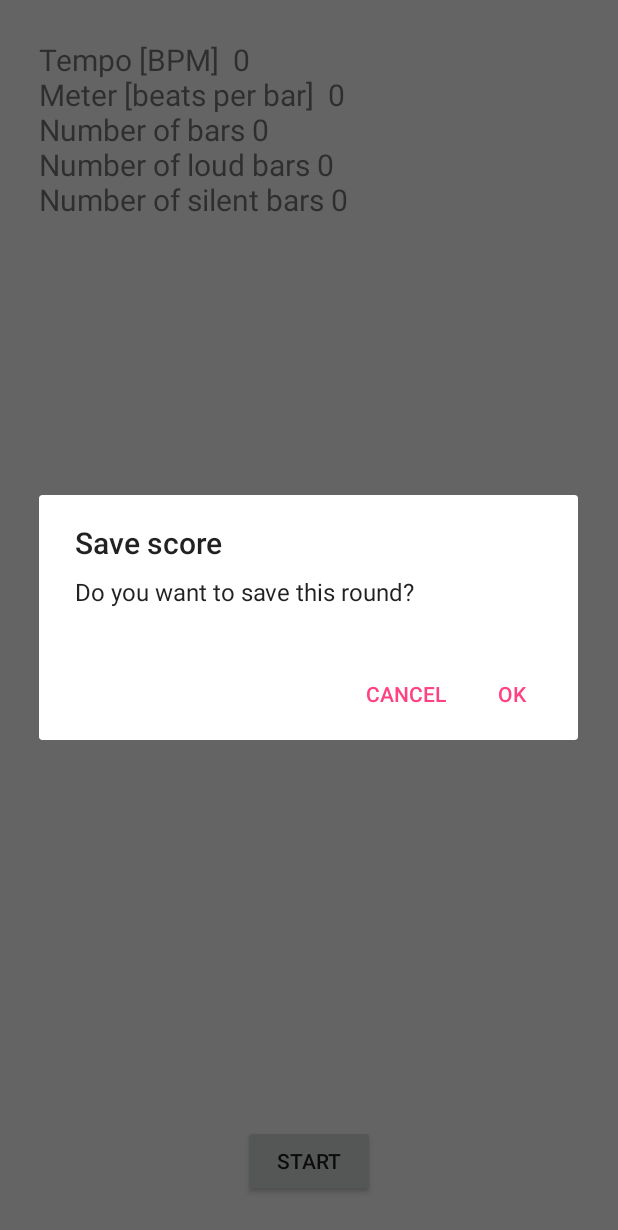
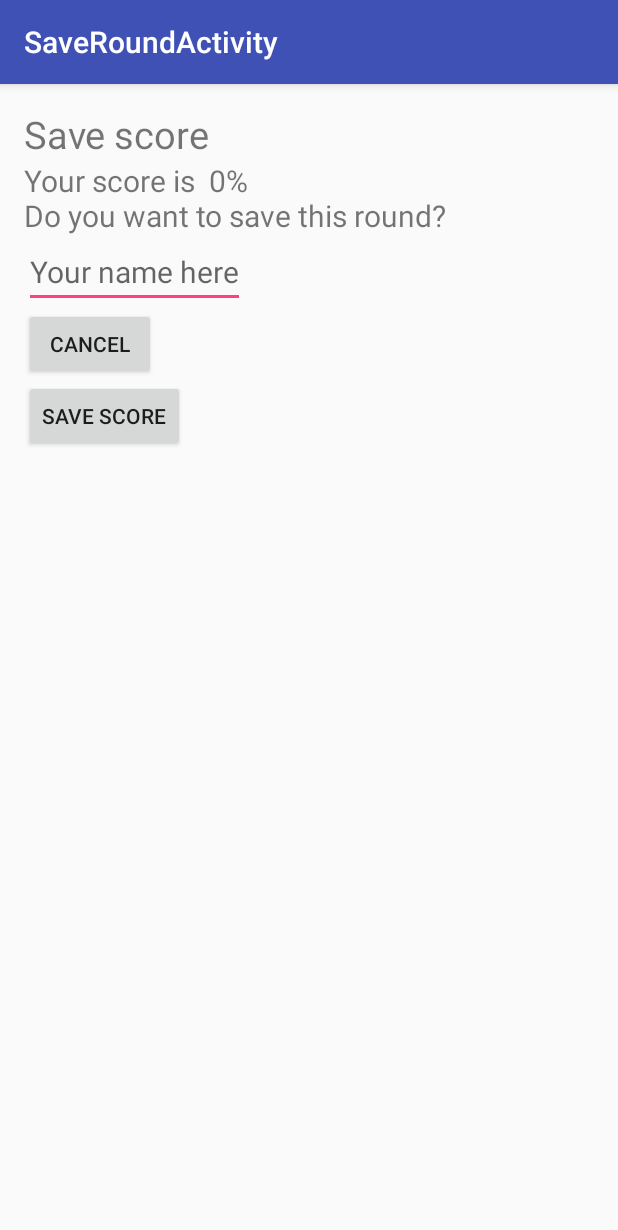
Before and after one commit to IreAlMar/PocketRhythmTrainer, an Android app: the PlayTempoActivity screen opened directly, with no data from a screen before it, after a tap on "STOP", on a phone screen of 412 x 824 dp. Shown: the top 1230 px of the screen. Run offline under Robolectric (Android 15) with nearby library versions, the light colour scheme and no system bars; 8 statements that could not run were skipped; 2 other taps on this screen came first.

Commit message:
Manage DB activity dialog ok

```diff
--- a/app/src/main/AndroidManifest.xml
+++ b/app/src/main/AndroidManifest.xml
@@ -3,6 +3,7 @@
     package="com.irene.pocketrhythmtrainer">
 
     <application
+        android:name=".Trainer"
         android:allowBackup="true"
         android:icon="@mipmap/ic_launcher"
         android:label="@string/app_name"
@@ -24,6 +25,9 @@
         <activity
             android:name=".EndOfExerciseActivity"
             android:label="@string/title_activity_end_of_exercise" />
+        <activity
+            android:name=".SaveRoundActivity"
+            android:label="@string/title_activity_save_round"/>
     </application>
 
 </manifest>
--- a/app/src/main/java/com/irene/pocketrhythmtrainer/PlayTempoActivity.java
+++ b/app/src/main/java/com/irene/pocketrhythmtrainer/PlayTempoActivity.java
@@ -1,9 +1,6 @@
 package com.irene.pocketrhythmtrainer;
 
 import android.app.Activity;
-import android.app.AlertDialog;
-import android.content.Context;
-import android.content.DialogInterface;
 import android.content.Intent;
 import android.media.AudioAttributes;
 import android.media.SoundPool;
@@ -20,7 +17,6 @@ import java.util.TimerTask;
 public class PlayTempoActivity extends Activity implements SoundPool.OnLoadCompleteListener {
     private static final String TAG = PlayTempoActivity.class.getSimpleName();
     private static final String GAME_NAME = "play_tempo";
-    private static Context context;
 
     private Button buttonStart; //starts the exercise
     private SoundPool clickSoundPool; // class that loads the sound clips into a device’s memory
@@ -43,8 +39,6 @@ public class PlayTempoActivity extends Activity implements SoundPool.OnLoadCompl
     protected void onCreate(Bundle savedInstanceState) {
         super.onCreate(savedInstanceState);
         setContentView(R.layout.activity_play_tempo);
-
-        context = getApplicationContext();
 
         TextView textSettings = (TextView) findViewById(R.id.text_tempo);
         Button buttonTap = (Button) findViewById(R.id.buttonTap);
@@ -91,8 +85,7 @@ public class PlayTempoActivity extends Activity implements SoundPool.OnLoadCompl
                     silentClickCounter = -1;
                     buttonStart.setText(R.string.stop);
                     scheduler = new Timer();
-                    //task1 is responsible of the strong beat, it also controls playing and muting the click
-                    TimerTask task1 = new TimerTask() {
+                    TimerTask barsClick = new TimerTask() {
                         int loudCounter = 0; //counts the number of loud bars for each cycle
                         int silentBarsCounter = 1; //counts the number of silent bars for each cycle
 
@@ -100,7 +93,7 @@ public class PlayTempoActivity extends Activity implements SoundPool.OnLoadCompl
                         public void run() {
                             if (durationCounter >= duration) {
                                 stopClick(scheduler);
-                                //Save the score in the database
+                                dbSaveScore(calculateScore());
                                 //TODO Lanzar dialog en la que se pregunta el nombre
                                 //y se guardan los puntos
                             } else {
@@ -121,8 +114,7 @@ public class PlayTempoActivity extends Activity implements SoundPool.OnLoadCompl
                             }
                         }
                     };
-                    //task2 plays is responsible of the weak beat
-                    TimerTask task2 = new TimerTask() {
+                    TimerTask beatClick = new TimerTask() {
                         @Override
                         public void run() {
                             if (play) {
@@ -136,8 +128,8 @@ public class PlayTempoActivity extends Activity implements SoundPool.OnLoadCompl
                     };
                     timeIntervalBetweenBits = 1000 * 60 / tempo;
                     timeIntervalBetweenBars = meter * timeIntervalBetweenBits;
-                    scheduler.scheduleAtFixedRate(task1, 1000, timeIntervalBetweenBars);
-                    scheduler.scheduleAtFixedRate(task2, 1000, timeIntervalBetweenBits);
+                    scheduler.scheduleAtFixedRate(barsClick, 1000, timeIntervalBetweenBars);
+                    scheduler.scheduleAtFixedRate(beatClick, 1000, timeIntervalBetweenBits);
                 } else {
                     stopClick(scheduler);
                     dbSaveScore(calculateScore());
@@ -146,34 +138,16 @@ public class PlayTempoActivity extends Activity implements SoundPool.OnLoadCompl
         });
     }
 
+    /*private void saveScoreDialog(){
+        DialogFragment dialog = new SaveRoundDialogFragment();
+        dialog.show(getSupportFragmentManager(), "saveScore");
+    }*/
+
     private void dbSaveScore(final long score) {
-
-        AlertDialog.Builder dialog = new AlertDialog.Builder(this);
-        final Round round = new Round();
-
-        dialog.setTitle(R.string.save_title);
-        dialog.setMessage(R.string.save);
-
-        dialog.setPositiveButton(android.R.string.ok,
-                new DialogInterface.OnClickListener() {
-                    @Override
-                    public void onClick(DialogInterface dialog, int which) {
-                        round.setId(1);
-                        round.setNameG(GAME_NAME);
-                        round.setScore(score);
-                        round.setNameP("Paco");
-                        round.save(round);
-                    }
-                });
-        dialog.setNegativeButton(android.R.string.cancel,
-                new DialogInterface.OnClickListener() {
-                    @Override
-                    public void onClick(DialogInterface dialog, int which) {
-                        //No hace nada
-                    }
-                });
-        AlertDialog alertDialog = dialog.create();
-        alertDialog.show();
+        Intent intent = new Intent(getApplicationContext(), SaveRoundActivity.class);
+        intent.putExtra(SaveRoundActivity.SCORE, Long.toString(score));
+        intent.putExtra(SaveRoundActivity.GAME, GAME_NAME);
+        startActivity(intent);
     }
 
     @Override
@@ -213,14 +187,6 @@ public class PlayTempoActivity extends Activity implements SoundPool.OnLoadCompl
         editor.apply();
         super.onStop();
     }*/
-
-    //Starts the EndOfExerciseActivity activity.
-    private void endOfExercise(long score) {
-
-        Intent intent = new Intent(getApplicationContext(), EndOfExerciseActivity.class);
-        intent.putExtra("score", Long.toString(score));
-        startActivity(intent);
-    }
 
     //Calculates the length for the arrays containing the time instants
     private int calculateLength() {
@@ -323,4 +289,6 @@ public class PlayTempoActivity extends Activity implements SoundPool.OnLoadCompl
             }
         }
     }
+
+
 }
--- /dev/null
+++ b/app/src/main/java/com/irene/pocketrhythmtrainer/SaveRoundActivity.java
@@ -0,0 +1,59 @@
+package com.irene.pocketrhythmtrainer;
+
+import android.content.Intent;
+import android.os.Bundle;
+import android.support.v7.app.AppCompatActivity;
+import android.util.Log;
+import android.view.View;
+import android.widget.EditText;
+import android.widget.TextView;
+import android.widget.Toast;
+
+public class SaveRoundActivity extends AppCompatActivity {
+    private static final String TAG = SaveRoundActivity.class.getSimpleName();
+    public static final String SCORE = "score";
+    public static final String GAME = "nameG";
+
+    Long score;
+    String game;
+    String player;
+
+    EditText editTextPlayer;
+
+    @Override
+    protected void onCreate(Bundle savedInstanceState) {
+        super.onCreate(savedInstanceState);
+        setContentView(R.layout.activity_save_round);
+        TextView textSave = (TextView) findViewById(R.id.text_save);
+        editTextPlayer = (EditText) findViewById(R.id.player_name);
+
+        score = Long.parseLong(getIntent().getStringExtra(SCORE));
+        game = getIntent().getStringExtra(GAME);
+
+        textSave.setText("Your score is  " + score +"% \n" + getText(R.string.save_message));
+    }
+
+    public void save(View view){
+        Log.d(TAG, "Saving in database");
+
+        player = editTextPlayer.getText().toString();
+
+        if(player.isEmpty()){
+            Toast.makeText(this, getString(R.string.empty_field), Toast.LENGTH_SHORT).show();
+            return;
+        }
+        Round round = new Round(player, game, score);
+        round.save();
+        showEndOfExercise();
+    }
+
+    public void cancel(View view){
+        showEndOfExercise();
+    }
+
+    private void showEndOfExercise(){
+        Intent intent = new Intent(getApplicationContext(), EndOfExerciseActivity.class);
+        startActivity(intent);
+        finish();
+    }
+}
--- /dev/null
+++ b/app/src/main/res/layout/activity_save_round.xml
@@ -0,0 +1,43 @@
+<?xml version="1.0" encoding="utf-8"?>
+<LinearLayout xmlns:android="http://schemas.android.com/apk/res/android"
+    xmlns:tools="http://schemas.android.com/tools"
+    android:orientation="vertical"
+    android:layout_width="match_parent"
+    android:layout_height="match_parent"
+    android:paddingBottom="@dimen/activity_vertical_margin"
+    android:paddingLeft="@dimen/activity_horizontal_margin"
+    android:paddingRight="@dimen/activity_horizontal_margin"
+    android:paddingTop="@dimen/activity_vertical_margin"
+    tools:context="com.irene.pocketrhythmtrainer.SaveRoundActivity">
+
+    <TextView
+        android:layout_width="wrap_content"
+        android:layout_height="wrap_content"
+        android:textSize="@dimen/font_size_title"
+        android:layout_centerHorizontal="true"
+        android:text="@string/save_title"/>
+    <TextView
+        android:layout_width="wrap_content"
+        android:layout_height="wrap_content"
+        android:id="@+id/text_save"
+        android:textSize="@dimen/font_size_element"
+        android:layout_centerHorizontal="true"
+        android:layout_centerVertical="true"/>
+    <EditText
+        android:layout_width="wrap_content"
+        android:layout_height="wrap_content"
+        android:textSize="@dimen/font_size_element"
+        android:id="@+id/player_name"
+        android:hint="Your name here"/>
+    <Button
+        android:layout_width="wrap_content"
+        android:layout_height="wrap_content"
+        android:text="@string/calcel"
+        android:onClick="cancel"/>
+    <Button
+        android:layout_width="wrap_content"
+        android:layout_height="wrap_content"
+        android:text="@string/save_title"
+        android:onClick="save"/>
+
+</LinearLayout>
--- a/app/src/main/res/values/dimens.xml
+++ b/app/src/main/res/values/dimens.xml
@@ -2,8 +2,8 @@
     <!-- Default screen margins, per the Android Design guidelines. -->
     <dimen name="activity_horizontal_margin">16dp</dimen>
     <dimen name="activity_vertical_margin">16dp</dimen>
-    <dimen name="font_size_title">25dp</dimen>
-    <dimen name="font_size_element">20dp</dimen>
+    <dimen name="font_size_title">25sp</dimen>
+    <dimen name="font_size_element">20sp</dimen>
     <dimen name="margin_element">10dp</dimen>
     <dimen name="fab_margin">16dp</dimen>
 </resources>
--- a/app/src/main/res/values/strings.xml
+++ b/app/src/main/res/values/strings.xml
@@ -21,5 +21,8 @@
     <string name="ok">OK</string>
     <string name="press_start">Press start!</string>
     <string name="save_title">Save score</string>
-    <string name="save">Do you want to save this round?</string>
+    <string name="save_message">Do you want to save this round?</string>
+    <string name="title_activity_save_round">SaveRoundActivity</string>
+    <string name="calcel">Cancel</string>
+    <string name="empty_field">Emty field.</string>
 </resources>
```
Also changed, not shown: app/src/main/java/com/irene/pocketrhythmtrainer/Round.java (+6 -13 lines), app/src/main/java/com/irene/pocketrhythmtrainer/SaveRoundDialogFragment.java (added, +54 -0 lines).
